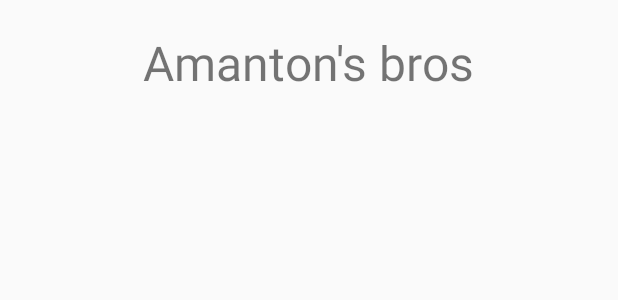
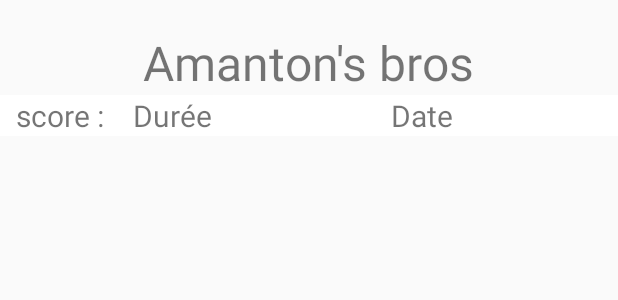
Before and after one commit to salimkhr/AmantonRun, an Android app: the layout activity_table_score.xml on its own in the app's theme, with its tools: preview values and no code run, on a phone screen of 412 x 824 dp. Shown: the top 300 px of the screen. Run offline under Robolectric (Android 15) with nearby library versions, the phone set to English and light mode, and no system bars.

Commit message:
design high score

```diff
--- a/AmantonRun/app/src/main/java/frs/amantonrun/GamePlayActivity.java
+++ b/AmantonRun/app/src/main/java/frs/amantonrun/GamePlayActivity.java
@@ -125,7 +125,7 @@ public class GamePlayActivity extends AppCompatActivity implements SensorEventLi
                                     else
                                         iv.setImageResource(R.mipmap.java);
 
-                                    piege=1;
+                                    piege=0;
                                 }
                                 else if (rand<90)
                                 {
--- a/AmantonRun/app/src/main/java/frs/amantonrun/bdd/DatabaseHandler.java
+++ b/AmantonRun/app/src/main/java/frs/amantonrun/bdd/DatabaseHandler.java
@@ -94,7 +94,7 @@ public class DatabaseHandler extends SQLiteOpenHelper {
 
         while (cursor.moveToNext()) {
 
-            data.add(new Score(Integer.parseInt(cursor.getString(1)),String.format("%dmin, %02dsec",
+            data.add(new Score(Integer.parseInt(cursor.getString(1)),String.format("%d min, %02d sec",
                     TimeUnit.MILLISECONDS.toMinutes(Integer.parseInt(cursor.getString(2))),
                     TimeUnit.MILLISECONDS.toSeconds(Integer.parseInt(cursor.getString(2)) -
                             TimeUnit.MINUTES.toSeconds(TimeUnit.MILLISECONDS.toMinutes(Integer.parseInt(cursor.getString(2)))
--- a/AmantonRun/app/src/main/res/layout/activity_table_score.xml
+++ b/AmantonRun/app/src/main/res/layout/activity_table_score.xml
@@ -22,9 +22,53 @@
 
     <TableLayout
         android:layout_width="match_parent"
-        android:layout_height="match_parent"
+        android:layout_height="wrap_content"
         android:layout_below="@+id/textView0"
-        android:id="@+id/tableLayout">
+        android:id="@+id/tableLayout"
+        android:stretchColumns="2"
+        android:background="#000000">
+
+        <TableRow
+            android:background="#ffffff">
+            <TextView
+                android:text="@string/score"
+                android:layout_width="match_parent"
+                android:layout_height="wrap_content"
+                android:layout_alignParentTop="true"
+                android:layout_centerHorizontal="true"
+                android:textAlignment="center"
+                android:textSize="20sp"
+                android:layout_marginLeft="10dp"
+                android:layout_marginRight="10dp"
+                android:id="@+id/textViewScore"
+                android:layout_column="0"/>
+
+            <TextView
+                android:text="@string/duree"
+                android:layout_width="match_parent"
+                android:layout_height="wrap_content"
+                android:layout_alignParentTop="true"
+                android:layout_centerHorizontal="true"
+                android:textAlignment="center"
+                android:textSize="20sp"
+                android:id="@+id/textViewTime"
+                android:layout_marginLeft="10dp"
+                android:layout_marginRight="10dp"
+                android:layout_column="1" />
+
+            <TextView
+                android:text="@string/date"
+                android:layout_width="match_parent"
+                android:layout_height="wrap_content"
+                android:layout_alignParentTop="true"
+                android:layout_centerHorizontal="true"
+                android:textAlignment="center"
+                android:layout_marginLeft="10dp"
+                android:layout_marginRight="10dp"
+                android:textSize="20sp"
+                android:id="@+id/textViewDate"
+                android:layout_column="2" />
+        </TableRow>
 
     </TableLayout>
 
--- a/AmantonRun/app/src/main/res/values/strings.xml
+++ b/AmantonRun/app/src/main/res/values/strings.xml
@@ -14,4 +14,6 @@
     <string name="les_objets_a_recuperer">les objets a recuperer</string>
     <string name="les_pieges">Les pieges</string>
     <string name="la_vitesse">La vitesse</string>
+    <string name="duree">Durée</string>
+    <string name="date">Date</string>
 </resources>
```
Also changed, not shown: AmantonRun/app/src/main/java/frs/amantonrun/tableScoreActivity.java (+31 -11 lines), AmantonRun/app/src/main/res/drawable/border.xml (deleted, +0 -7 lines).
